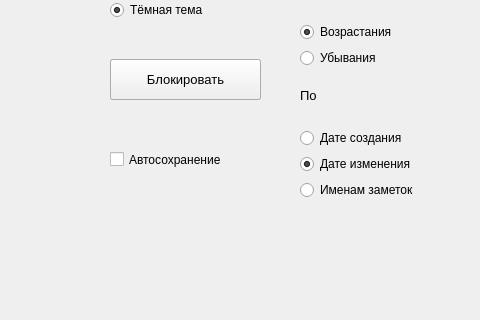
Above: Settings.ui from archeopteryx-bit/qt_yalyceum_project before the change; both pictures show x 320 to 800 and y 221 to 541 of the 800 by 636 pixel window. Below: the same form after it.
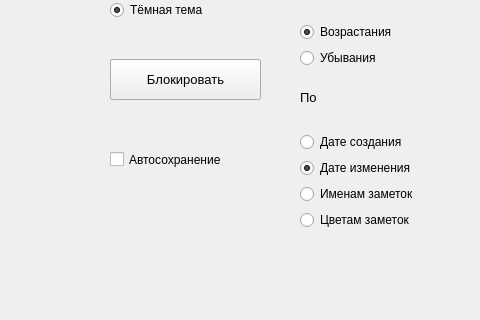
That is the form after the change. Icons and pictures are not drawn.

```diff
--- a/Settings.ui
+++ b/Settings.ui
@@ -175,7 +175,7 @@
     <string>Автосохранение</string>
    </property>
   </widget>
-  <widget class="QWidget" name="">
+  <widget class="QWidget" name="layoutWidget">
    <property name="geometry">
     <rect>
      <x>620</x>
@@ -225,13 +225,13 @@
     </item>
    </layout>
   </widget>
-  <widget class="QWidget" name="">
+  <widget class="QWidget" name="layoutWidget">
    <property name="geometry">
     <rect>
      <x>620</x>
      <y>290</y>
      <width>158</width>
-     <height>131</height>
+     <height>161</height>
     </rect>
    </property>
    <layout class="QVBoxLayout" name="verticalLayout_5">
@@ -274,6 +274,13 @@
       </property>
      </widget>
     </item>
+    <item>
+     <widget class="QRadioButton" name="html_color">
+      <property name="text">
+       <string>Цветам заметок</string>
+      </property>
+     </widget>
+    </item>
    </layout>
   </widget>
   <widget class="QLabel" name="sort_label">
```
Left out of the diff: 4 changed lines with no effect on the pictures.
